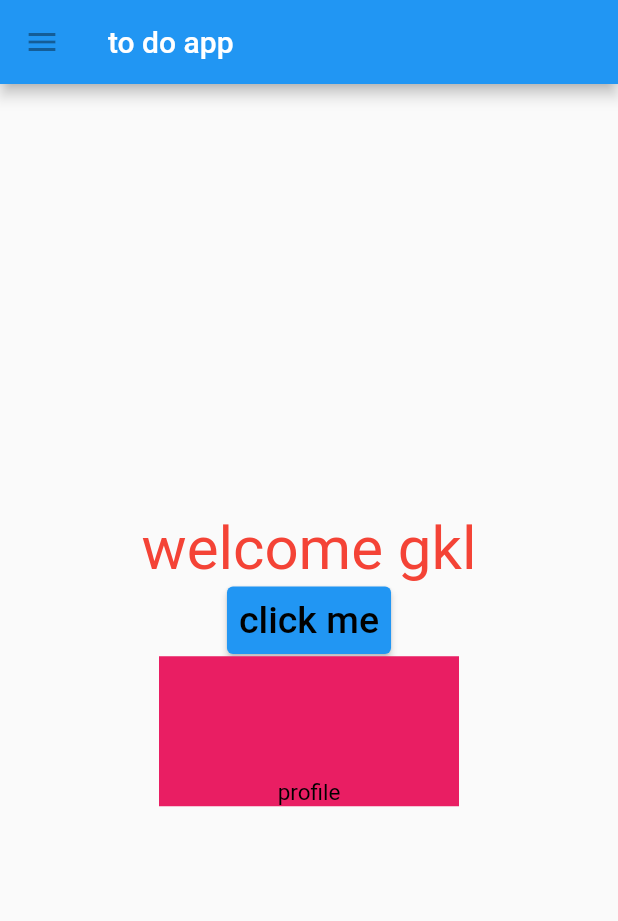
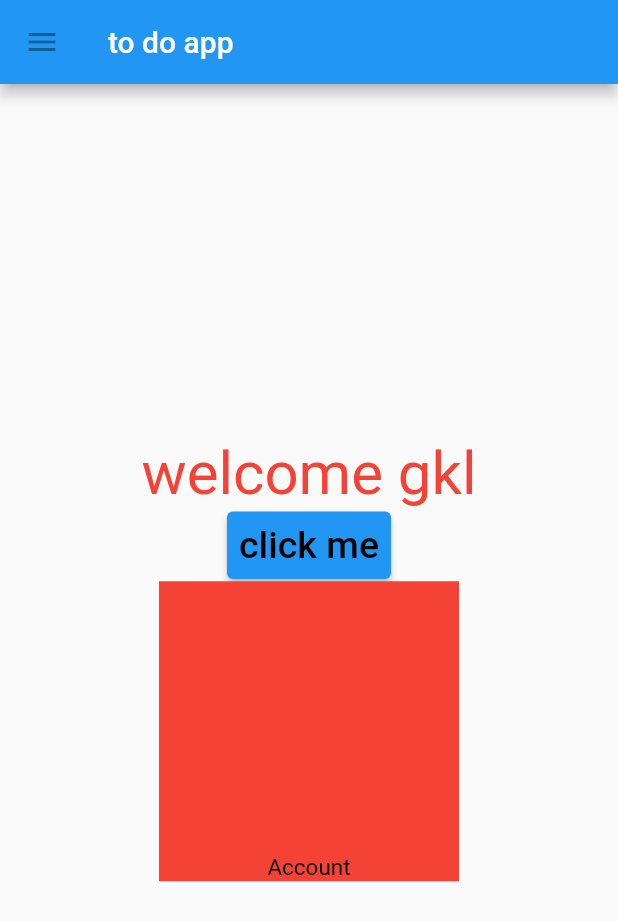
Before and after one commit to gklkrishn/flutterapp1, a Flutter app: the screen it shows after launch, on a phone screen of 412 x 824 dp. Shown: the top 921 px of the screen. Run offline on Flutter 3.47's test engine with Material 2 defaults, Android fonts, the phone set to English and light mode, and no system bars.

Commit message:
second commit with changes

```diff
--- a/lib/main.dart
+++ b/lib/main.dart
@@ -13,7 +13,7 @@ class MyApp extends StatelessWidget {
   @override
   Widget build(BuildContext context) {
     return MaterialApp(
-      title: 'Flutter Demo',
+      title: 'Flutter app',
       theme: ThemeData(
         primarySwatch: Colors.blue,
       ),
@@ -75,10 +75,10 @@ class _MyHomePageState extends State<MyHomePage> {
               ),
               Container(
                 alignment: Alignment.bottomCenter,
-                color: Colors.pink,
-                height: 100,
+                color: Colors.red,
+                height: 200,
                 width: 200,
-                child: Text('profile',style: TextStyle(fontSize: 15,color: Colors.black),),
+                child: Text('Account',style: TextStyle(fontSize: 15,color: Colors.black),),
 
               )
             ],
--- a/lib/sample.dart
+++ b/lib/sample.dart
@@ -79,7 +79,7 @@ class Sample extends StatelessWidget {
                  children: [
                    Container(
                     alignment: Alignment.center,
-                    color: Colors.grey,
+                    color: Colors.green,
                     height: 100,
                     width: 100,
                     // child: const Text('img',style: TextStyle(fontSize: 15,color: Colors.white),),
```
